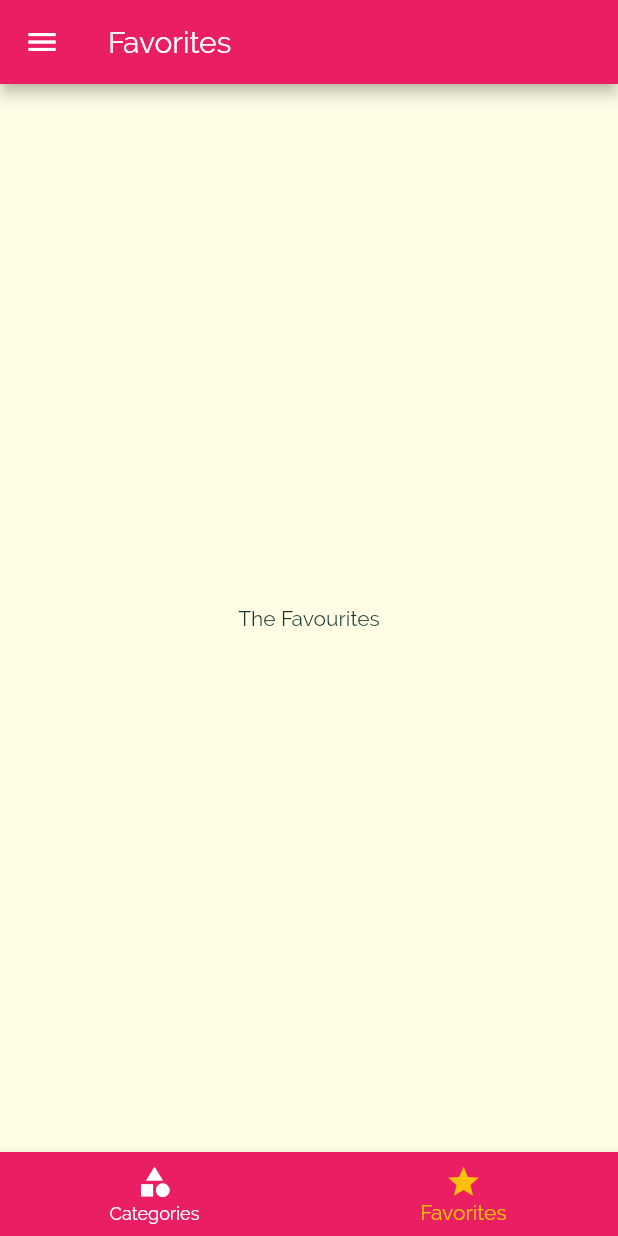
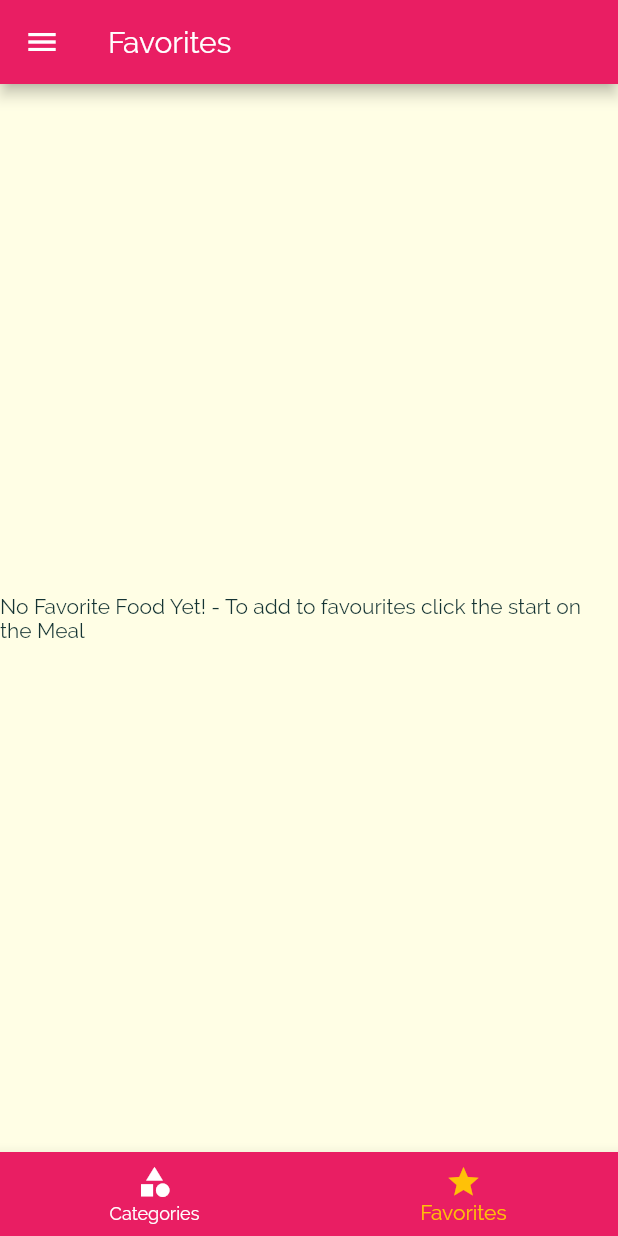
Before and after one commit to aliraza114/meal-app, a Flutter app: the screen it shows after launch, item 2 of the bottom bar chosen, on a phone screen of 412 x 824 dp. Run offline on Flutter 3.47's test engine with Material 2 defaults, Android fonts, the phone set to English and light mode, and no system bars.

Commit message:
finialize app

```diff
--- a/lib/main.dart
+++ b/lib/main.dart
@@ -1,14 +1,71 @@
 import 'package:flutter/material.dart';
 
+import './dummy_data.dart';
 import './screens/filters_screen.dart';
 import './screens/tabs_screen.dart';
 import './screens/meal_detail_screen.dart';
 import './screens/category_meals_screen.dart';
 import './screens/categories_screen.dart';
+import './models/meal.dart';
 
 void main() => runApp(MyApp());
 
-class MyApp extends StatelessWidget {
+class MyApp extends StatefulWidget {
+  @override
+  _MyAppState createState() => _MyAppState();
+}
+
+class _MyAppState extends State<MyApp> {
+  Map<String, bool> _filters = {
+    'gluten': false,
+    'lactose': false,
+    'vegan': false,
+    'vegetarian': false,
+  };
+
+  List<Meal> _availableMeals = DUMMY_MEALS;
+  List<Meal> _favouriteMeals = [];
+
+  void _setFilters(Map<String, bool> filterData) {
+    setState(() {
+      _filters = filterData;
+      _availableMeals = DUMMY_MEALS.where((meal) {
+        if (_filters['gluten'] && !meal.isGlutenFree) {
+          return false;
+        }
+        if (_filters['lactose'] && !meal.isLactoseFree) {
+          return false;
+        }
+        if (_filters['vegan'] && !meal.isVegan) {
+          return false;
+        }
+        if (_filters['vegetarian'] && !meal.isVegetarian) {
+          return false;
+        }
+        return true;
+      }).toList();
+    });
+  }
+
+  void _toggleFavorites(String mealId) {
+    final existingIndex =
+        _favouriteMeals.indexWhere((meal) => meal.id == mealId);
+    if (existingIndex >= 0) {
+      setState(() {
+        _favouriteMeals.removeAt(existingIndex);
+      });
+    } else
+      setState(() {
+        _favouriteMeals.add(
+          DUMMY_MEALS.firstWhere((meal) => meal.id == mealId),
+        );
+      });
+  }
+
+  bool _isMealFavorite(String id){
+    return _favouriteMeals.any((meal) => meal.id == id);
+  }
+
   @override
   Widget build(BuildContext context) {
     return MaterialApp(
@@ -31,10 +88,11 @@ class MyApp extends StatelessWidget {
       // home: CategoriesScreen(),
       // initialRoute: '/',  default route
       routes: {
-        '/': (ctx) => TabsScreen(),
-        CategoryMealsScreen.routeName: (ctx) => CategoryMealsScreen(),
-        MealDetailScreen.routeName: (ctx) => MealDetailScreen(),
-        FiltersScreen.routeName: (ctx) => FiltersScreen(),
+        '/': (ctx) => TabsScreen(_favouriteMeals),
+        CategoryMealsScreen.routeName: (ctx) =>
+            CategoryMealsScreen(_availableMeals),
+        MealDetailScreen.routeName: (ctx) => MealDetailScreen(_toggleFavorites, _isMealFavorite),
+        FiltersScreen.routeName: (ctx) => FiltersScreen(_filters, _setFilters),
       },
       onGenerateRoute: (settings) {
         return MaterialPageRoute(
--- a/lib/screens/category_meals_screen.dart
+++ b/lib/screens/category_meals_screen.dart
@@ -2,11 +2,14 @@ import 'package:flutter/cupertino.dart';
 import 'package:flutter/material.dart';
 
 import '../widgets/meal_item.dart';
-import '../dummy_data.dart';
 import '../models/meal.dart';
 
 class CategoryMealsScreen extends StatefulWidget {
   static const routeName = '/category-meals';
+
+  final List<Meal> availableMeals;
+
+  CategoryMealsScreen(this.availableMeals);
 
   @override
   _CategoryMealsScreenState createState() => _CategoryMealsScreenState();
@@ -23,13 +26,13 @@ class _CategoryMealsScreenState extends State<CategoryMealsScreen> {
 
   @override
   void didChangeDependencies() {
-    if(!_loadedInitData){
+    if (!_loadedInitData) {
       final routeArgs =
           ModalRoute.of(context).settings.arguments as Map<String, String>;
 
       categoryTitle = routeArgs['title'];
       final categoryId = routeArgs['id'];
-    displayedMeal = DUMMY_MEALS.where((meal) {
+      displayedMeal = widget.availableMeals.where((meal) {
         return meal.categories.contains(categoryId);
       }).toList();
       _loadedInitData = true;
@@ -58,10 +61,10 @@ class _CategoryMealsScreenState extends State<CategoryMealsScreen> {
             duration: displayedMeal[index].duration,
             affordability: displayedMeal[index].affordability,
             complexity: displayedMeal[index].complexity,
-              removeItem: _removeMeal,
           );
         },
-          itemCount: displayedMeal.length),
+        itemCount: displayedMeal.length,
+      ),
     );
   }
 }
--- a/lib/screens/favourite_screen.dart
+++ b/lib/screens/favourite_screen.dart
@@ -1,8 +1,31 @@
-import 'package:flutter/cupertino.dart';
+import 'package:flutter/material.dart';
+
+import '../models/meal.dart';
+import '../widgets/meal_item.dart';
 
 class FavouriteScreen extends StatelessWidget {
+
+  List<Meal> favoriteMeal;
+  FavouriteScreen(this.favoriteMeal);
+
   @override
   Widget build(BuildContext context) {
-    return Center(child: Text('The Favourites'),);
+    if(favoriteMeal.isEmpty){
+return Center(child: Text('No Favorite Food Yet! - To add to favourites click the start on the Meal'),);
+    } else return
+
+    ListView.builder(
+        itemBuilder: (ctx, index) {
+          return MealItem(
+            id: favoriteMeal[index].id,
+            title: favoriteMeal[index].title,
+            imageUrl: favoriteMeal[index].imageUrl,
+            duration: favoriteMeal[index].duration,
+            affordability: favoriteMeal[index].affordability,
+            complexity: favoriteMeal[index].complexity,
+          );
+        },
+        itemCount: favoriteMeal.length,
+      );
   }
 }
--- a/lib/screens/tabs_screen.dart
+++ b/lib/screens/tabs_screen.dart
@@ -3,18 +3,28 @@ import "package:flutter/material.dart";
 import '../widgets/main_drawer.dart';
 import './categories_screen.dart';
 import './favourite_screen.dart';
+import '../models/meal.dart';
 
 class TabsScreen extends StatefulWidget {
+  final List<Meal> favouriteMeals;
+
+  TabsScreen(this.favouriteMeals);
   @override
   _TabsScreenState createState() => _TabsScreenState();
 }
 
 class _TabsScreenState extends State<TabsScreen> {
-  final List<Map<String , Object>> _pages = [
+   List<Map<String , Object>> _pages;
+  int _selectedPageIndex = 0;
+
+  @override
+  void initState() {
+    _pages = [
     {'page' : CategoriesScreen(), 'title' : 'Categories'},
-    {'page' : FavouriteScreen(), 'title' : 'Favorites'},
+    {'page' : FavouriteScreen(widget.favouriteMeals), 'title' : 'Favorites'},
   ];
-  int _selectedPageIndex = 0;
+    super.initState();
+  }
 
   void _selectPage(int index){
     setState(() {
--- a/lib/widgets/meal_item.dart
+++ b/lib/widgets/meal_item.dart
@@ -10,7 +10,6 @@ class MealItem extends StatelessWidget {
   final int duration;
   final Complexity complexity;
   final Affordability affordability;
-  final Function removeItem;
 
   MealItem({
     @required this.id,
@@ -19,7 +18,6 @@ class MealItem extends StatelessWidget {
     @required this.duration,
     @required this.complexity,
     @required this.affordability,
-    @required this.removeItem,
   });
 
   String get complexityText {
@@ -62,7 +60,7 @@ class MealItem extends StatelessWidget {
     )
         .then((result) {
       if (result != null) {
-        removeItem(result);
+        // removeItem(result);
       }
     });
   }
```
Also changed, not shown: lib/screens/filters_screen.dart (+113 -5 lines), lib/screens/meal_detail_screen.dart (+9 -5 lines). Lines whose indentation alone changed are shown as unchanged.
